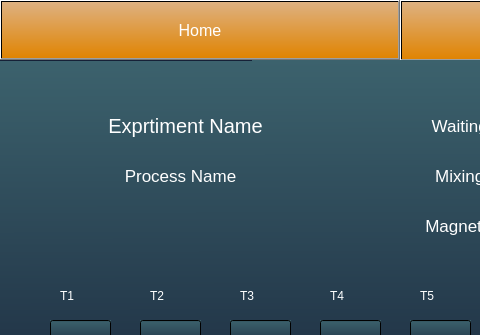
Old version of the form mainwindow.ui in the repository srikrishnan90/Extractor_UI_FINAL; both pictures show x 0 to 480 and y 0 to 335 of the 800 by 480 pixel window.
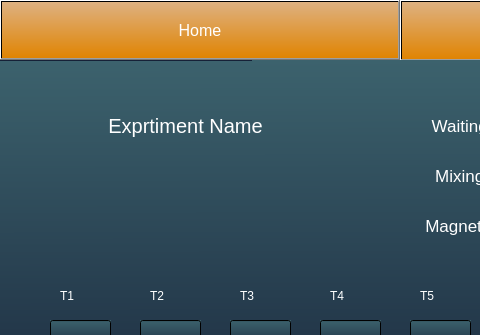
New version of the form.

What changed in the file:
```diff
--- a/mainwindow.ui
+++ b/mainwindow.ui
@@ -2351,7 +2351,7 @@
        <string notr="true">background:rgba(0, 0, 0,0)</string>
       </property>
       <property name="text">
-       <string>Process Name</string>
+       <string/>
       </property>
       <property name="alignment">
        <set>Qt::AlignCenter</set>
```
